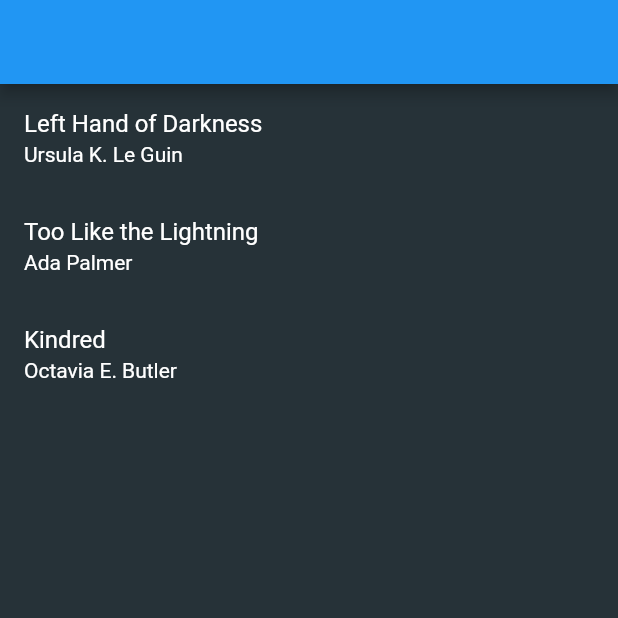
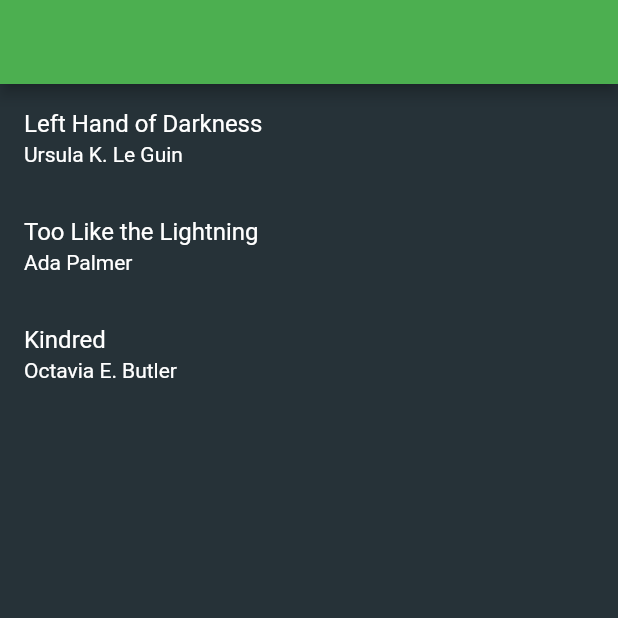
Before and after one commit to bkan36/navigator-2, a Flutter app: the screen it shows after launch, on a phone screen of 412 x 824 dp, the top half of it. Run offline on Flutter 3.47's test engine with Material 2 defaults, Android fonts, the phone set to English and light mode, and no system bars; our stand-ins replace url_strategy.

Commit message:
theme data updated

```diff
--- a/lib/main.dart
+++ b/lib/main.dart
@@ -8,7 +8,6 @@ final myRouteDelegate = MyRouterDelegate();
 final myRouteInformationParser = MyRouteInformationParser();
 
 void main() {
-
   setPathUrlStrategy();
   runApp(BooksApp());
 }
@@ -20,7 +19,21 @@ class BooksApp extends StatelessWidget {
       title: 'Books App',
       themeMode: ThemeMode.dark,
       darkTheme: ThemeData(
-          primaryColor: Colors.yellow,
+          colorScheme: ColorScheme(
+            primary: Colors.green,
+            primaryVariant: Colors.green[200]!,
+            secondary: Colors.amber[50]!,
+            secondaryVariant: Colors.amber[50]!,
+            surface: Colors.blueGrey,
+            background: Colors.blueGrey[900]!,
+            error: Colors.red,
+            onPrimary: Colors.green,
+            onSecondary: Colors.amber[50]!,
+            onSurface: Colors.blueGrey,
+            onBackground: Colors.blueGrey[900]!,
+            onError: Colors.redAccent,
+            brightness: Brightness.light,
+          ),
           scaffoldBackgroundColor: Colors.blueGrey[900],
           textTheme: TextTheme(
             headline6: TextStyle(color: Colors.white),
```
